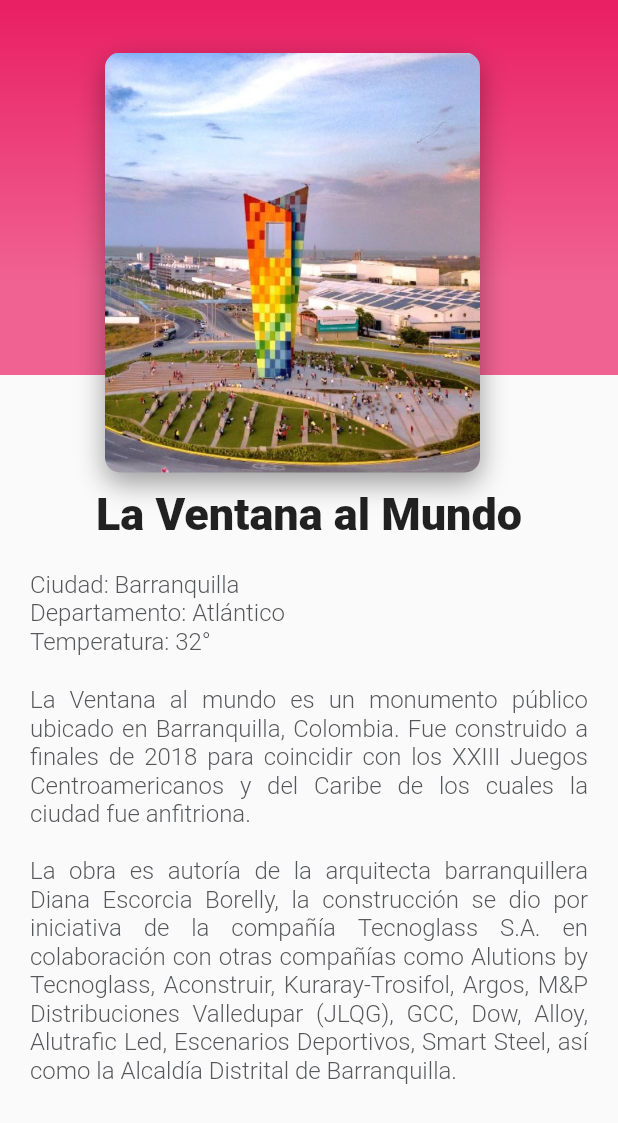
After one commit to visit-me/visit_me, a Flutter app: the HomePage screen opened directly, on a phone screen of 412 x 824 dp. The commit adds this screen. Shown: the top 1123 px of the screen. Run offline on Flutter 3.47's test engine with Material 2 defaults, Android fonts, the light colour scheme and no system bars; our stand-ins replace cloud_firestore, firebase_auth, firebase_core, shared_preferences; accounts and stored records are empty.

Commit message:
homepage ventana al mundo, reade

```diff
--- /dev/null
+++ b/lib/components/card_image.dart
@@ -0,0 +1,35 @@
+import 'package:flutter/material.dart';
+
+class CardImage extends StatelessWidget {
+  const CardImage({super.key});
+
+  @override
+  Widget build(BuildContext context) {
+
+    final card = Container(
+      height: 350,
+      width: 250.0,
+      margin: const EdgeInsets.only(
+        //top: 10,
+        left: 35.0
+      ),
+      decoration: const BoxDecoration(
+        image: DecorationImage(
+          fit: BoxFit.cover,
+          image: AssetImage('assets/images/ventana.jpg')
+        ),
+        borderRadius: BorderRadius.all(Radius.circular(10.0)),
+        shape: BoxShape.rectangle,
+        boxShadow: <BoxShadow>[
+          BoxShadow(
+            color: Colors.black38,
+            blurRadius: 15.0,
+            offset: Offset(0.0, 7.0)
+          )
+        ]
+      ),
+    );
+
+    return card;
+  }
+}
--- /dev/null
+++ b/lib/components/card_list.dart
@@ -0,0 +1,23 @@
+import 'package:flutter/material.dart';
+import 'package:visit_me/components/card_image.dart';
+
+class CardList extends StatelessWidget {
+  const CardList({super.key});
+
+  @override
+  Widget build(BuildContext context) {
+    return Align(
+        alignment: Alignment.topCenter,
+        child: SizedBox(
+          height: 350,
+          child: ListView(
+            padding: const EdgeInsets.all(35.0),
+            scrollDirection: Axis.horizontal,
+            children: const <Widget>[
+              CardImage(),
+            ],
+          ),
+        )
+    );
+  }
+}
--- /dev/null
+++ b/lib/components/description_place.dart
@@ -0,0 +1,117 @@
+import 'package:flutter/material.dart';
+
+class DescriptionPlace extends StatelessWidget {
+  const DescriptionPlace({super.key});
+
+  @override
+  Widget build(BuildContext context) {
+    final description = Container(
+      margin: const EdgeInsets.only(
+        top: 20.0,
+        right: 20.0,
+        left: 20.0
+      ),
+      child: const Text('La Ventana al mundo es un monumento público ubicado en Barranquilla, Colombia. Fue construido a finales de 2018 para coincidir con los XXIII Juegos Centroamericanos y del Caribe de los cuales la ciudad fue anfitriona. \n \nLa obra es autoría de la arquitecta barranquillera Diana Escorcia Borelly, la construcción se dio por iniciativa de la compañía Tecnoglass S.A. en colaboración con otras compañías como Alutions by Tecnoglass, Aconstruir, Kuraray-Trosifol, Argos, M&P Distribuciones Valledupar (JLQG), GCC, Dow, Alloy, Alutrafic Led, Escenarios Deportivos, Smart Steel, así como la Alcaldía Distrital de Barranquilla.',
+      style: TextStyle(
+        fontSize: 16.0,
+        fontWeight: FontWeight.w300,
+        color: Color(0xFF56575a)
+      ),
+      textAlign: TextAlign.justify,
+      ),
+    );
+
+    final title = Align(
+      //alignment: Alignment.centerLeft,
+      child: Container(
+            margin: const EdgeInsets.only(
+              top: 325.0,
+              left: 20.0,
+              right: 20.0
+            ),
+            child: const Text('La Ventana al Mundo',
+            style: TextStyle(
+              fontSize: 30.0,
+              fontWeight: FontWeight.w900
+            ),
+            textAlign: TextAlign.left,
+            ),
+          ),
+    );
+
+    final city = Align(
+      alignment: Alignment.centerLeft,
+      child: Container(
+            margin: const EdgeInsets.only(
+              top: 20.0,
+              left: 20.0,
+              right: 20.0
+            ),
+            child: const Text('Ciudad: Barranquilla',
+              style: TextStyle(
+                  fontSize: 16.0,
+                  fontWeight: FontWeight.w300,
+                  color: Color(0xFF56575a)
+            ),
+            textAlign: TextAlign.left,
+            ),
+          ),
+    );
+
+    final department = Align(
+      alignment: Alignment.centerLeft,
+      child: Container(
+            margin: const EdgeInsets.only(
+              //top: 20.0,
+              left: 20.0,
+              right: 20.0
+            ),
+            child: const Text('Departamento: Atlántico',
+              style: TextStyle(
+                  fontSize: 16.0,
+                  fontWeight: FontWeight.w300,
+                  color: Color(0xFF56575a)
+            ),
+            textAlign: TextAlign.left,
+            ),
+          ),
+    );
+
+    final temperature = Align(
+      alignment: Alignment.centerLeft,
+      child: Container(
+            margin: const EdgeInsets.only(
+              //top: 20.0,
+              left: 20.0,
+              right: 20.0
+            ),
+            child: const Text('Temperatura: 32°',
+              style: TextStyle(
+                  fontSize: 16.0,
+                  fontWeight: FontWeight.w300,
+                  color: Color(0xFF56575a)
+            ),
+            textAlign: TextAlign.left,
+            ),
+          ),
+    );
+
+    final allTogether = Column(
+      children: [
+        title,
+        city,
+        department,
+        temperature,
+        description
+      ],
+    );
+
+    final scrollDescription = SingleChildScrollView(
+      scrollDirection: Axis.vertical,
+      child: allTogether,
+    );
+
+
+    return scrollDescription;
+  }
+}
--- /dev/null
+++ b/lib/components/gradient_back.dart
@@ -0,0 +1,24 @@
+import 'package:flutter/material.dart';
+
+class GradientBack extends StatelessWidget {
+  const GradientBack({super.key});
+
+  @override
+  Widget build(BuildContext context) {
+    return Container(
+      height: 250.0,
+      decoration: const BoxDecoration(
+        gradient: LinearGradient(
+          colors: [
+            Color(0xFFE91E63),
+            Color(0xFFF06292)
+          ],
+          begin: FractionalOffset(0.0, 0.0),
+          end: FractionalOffset(0.0, 1.5),
+          stops: [0.0, 0.5],
+          tileMode: TileMode.clamp
+        )
+      ),
+    );
+  }
+}
--- /dev/null
+++ b/lib/components/header_appbar.dart
@@ -0,0 +1,17 @@
+import 'package:flutter/material.dart';
+import 'package:visit_me/components/card_list.dart';
+import 'package:visit_me/components/gradient_back.dart';
+
+class HeaderAppBar extends StatelessWidget {
+  const HeaderAppBar({super.key});
+
+  @override
+  Widget build(BuildContext context) {
+    return Stack(
+      children: const <Widget>[
+        GradientBack(),
+        CardList(),
+      ],
+    );
+  }
+}
--- a/lib/main.dart
+++ b/lib/main.dart
@@ -1,5 +1,6 @@
 import 'package:firebase_core/firebase_core.dart';
 import 'package:flutter/material.dart';
+import 'package:flutter/services.dart';
 import 'package:flutter_localizations/flutter_localizations.dart';
 import 'package:visit_me/firebase_options.dart';
 import 'package:visit_me/pages/splash_page.dart';
@@ -9,6 +10,13 @@ void main() async {
   await Firebase.initializeApp(
     options: DefaultFirebaseOptions.currentPlatform
   );
+
+  SystemChrome.setSystemUIOverlayStyle(
+      const SystemUiOverlayStyle(
+          statusBarColor: Colors.transparent,
+          statusBarBrightness: Brightness.light
+      ));
+
   runApp(const MyApp());
 }
 
--- a/lib/pages/home_page.dart
+++ b/lib/pages/home_page.dart
@@ -1,5 +1,8 @@
+import 'package:flutter/material.dart';
 import 'package:flutter/src/widgets/container.dart';
 import 'package:flutter/src/widgets/framework.dart';
+import 'package:visit_me/components/description_place.dart';
+import 'package:visit_me/components/header_appbar.dart';
 
 class HomePage extends StatefulWidget {
   const HomePage({super.key});
@@ -11,6 +14,13 @@ class HomePage extends StatefulWidget {
 class _HomePageState extends State<HomePage> {
   @override
   Widget build(BuildContext context) {
-    return Container();
+    return Scaffold(
+      body: Stack(
+        children: const <Widget>[
+          HeaderAppBar(),
+          DescriptionPlace()
+        ],
+      ),
+    );
   }
 }
--- a/lib/pages/login_page.dart
+++ b/lib/pages/login_page.dart
@@ -25,16 +25,16 @@ class _LoginPageState extends State<LoginPage> {
 
   @override
   void initState() {
-    _getUser();
+    //_getUser();
     super.initState();
   }
 
   //Traer el usuario del registro
-  _getUser() async {
+  /*_getUser() async {
     SharedPreferences prefs = await SharedPreferences.getInstance();
     Map<String, dynamic> userMap = jsonDecode(prefs.getString('user')!);
     userLoad = User.fromJson(userMap);
-  }
+  }*/
 
   //Función para mostrar el mensage de warning si el usuario no es encontrado
   void _showMessage(String message) {
@@ -66,7 +66,7 @@ class _LoginPageState extends State<LoginPage> {
       msg = 'Bienvenido a Visit-Me :D';
     }
 
-      _showMessage('Correo o contraseña inválidos');
+      _showMessage('Bienvenido');
       Navigator.pushReplacement(context, MaterialPageRoute(builder: (context) => const HomePage()));
     }
   }
```
Also changed, not shown: assets/images/ventana.jpg (added).
